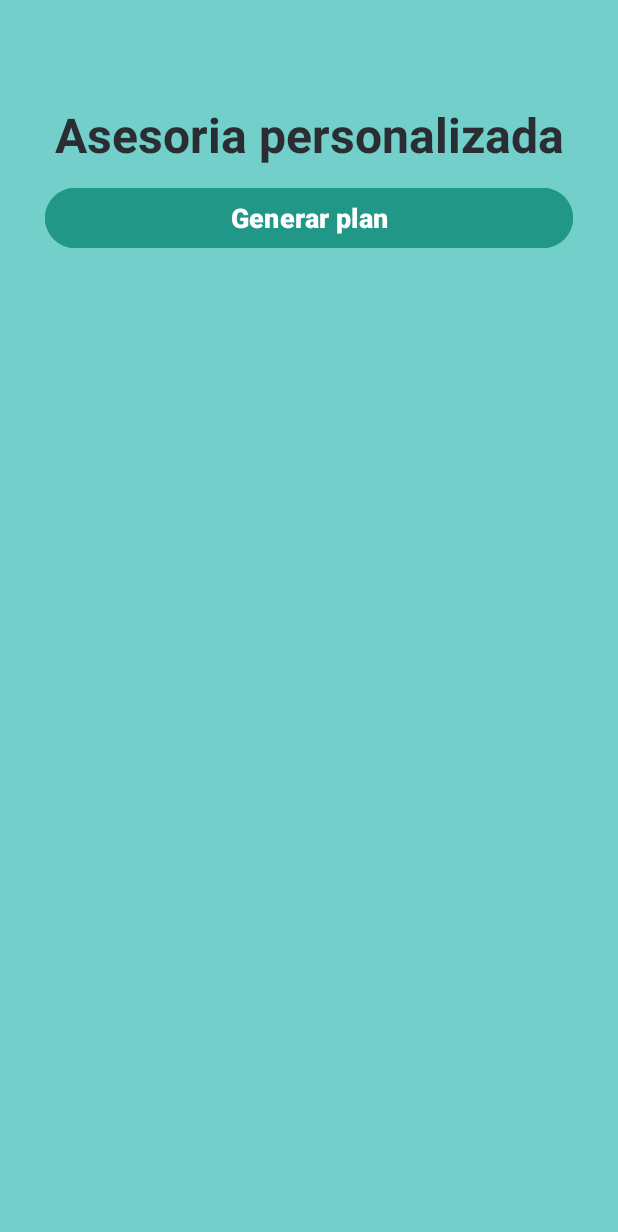
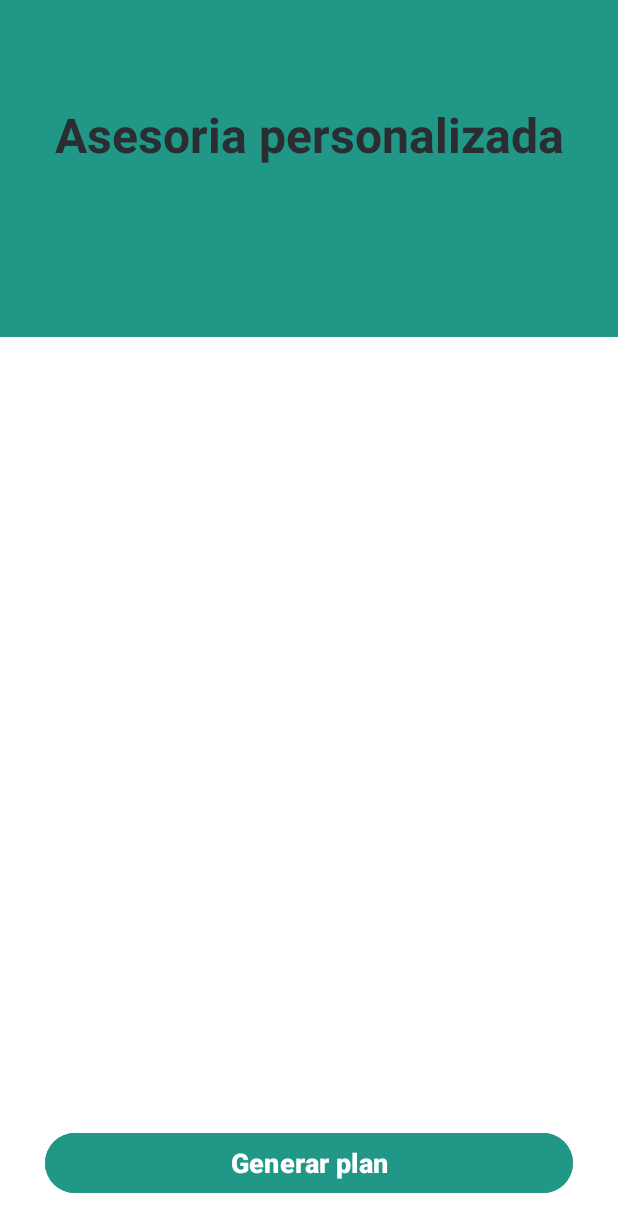
Before and after one commit to JuanJimenezIY/Tesis-Sensor_GPT-Android, an Android app: the PremiumActivity screen opened directly, with no data from a screen before it, on a phone screen of 412 x 824 dp. Shown: the top 1232 px of the screen. Run offline under Robolectric (Android 15) with nearby library versions, the light colour scheme and no system bars; libraries missing offline, so code that uses them is left out: com.aallam.openai; Roboto replaces fonts that are not available here.

Commit message:
fix interfaz: cambios de interfaz y botones al cargar , pesos actaulizados correctamente, arrelgos menores de color

```diff
--- a/EcuaFitTaller/app/src/main/java/com/jimenez/ecuafit/logic/UsuarioLogicDB.kt
+++ b/EcuaFitTaller/app/src/main/java/com/jimenez/ecuafit/logic/UsuarioLogicDB.kt
@@ -24,4 +24,6 @@ class UsuarioLogicDB {
 
     }
 
+
+
 }
--- a/EcuaFitTaller/app/src/main/java/com/jimenez/ecuafit/ui/activities/PesoActivity.kt
+++ b/EcuaFitTaller/app/src/main/java/com/jimenez/ecuafit/ui/activities/PesoActivity.kt
@@ -4,6 +4,7 @@ import android.annotation.SuppressLint
 import androidx.appcompat.app.AppCompatActivity
 import android.os.Bundle
 import android.text.Editable
+import android.util.Log
 import androidx.lifecycle.lifecycleScope
 import com.google.android.material.snackbar.Snackbar
 import com.jimenez.ecuafit.R
@@ -45,6 +46,7 @@ class PesoActivity : AppCompatActivity() {
     }
     fun recoverPeso(){
             binding.peso.text= Editable.Factory.getInstance().newEditable(usuario.peso[usuario.peso.size-1])
+        Log.d("Peso", usuario.peso.toString())
 
 
     }
@@ -56,5 +58,6 @@ class PesoActivity : AppCompatActivity() {
             withContext(Dispatchers.IO){
                 EcuaFit.getDbUsuarioInstance().usuarioDao().update(usuario.peso.plus(nuevoPeso))
             }
+
     }
 }
--- a/EcuaFitTaller/app/src/main/java/com/jimenez/ecuafit/ui/activities/PremiumActivity.kt
+++ b/EcuaFitTaller/app/src/main/java/com/jimenez/ecuafit/ui/activities/PremiumActivity.kt
@@ -109,11 +109,9 @@ class PremiumActivity : AppCompatActivity() {
 
                 ChatMessage(
                     role = ChatRole.Assistant,
-//                    content = "Dame recomedaciones bien detalldas dieta y ejercicios especificos para mejorar mi estado fisico actualmente mido "+
-//                          "  170 cm,peso 65kg,soy de genero masculino  y tengo 18"+
-//                              "de edad calcula mi requerimiento calorico diario con nivel de actividad fisica baja y dame recomendaciones"
+
                     content = "Dame recomedaciones bien detalldas de ejercicios especificos para mejorar mi estado fisico actualmente mido "
-                            + usuarioDB.altura + ",peso " + usuarioDB.peso[0] + ",soy de genero " + usuarioDB.genero + " y tengo " + usuarioDB.edad +
+                            + usuarioDB.altura + ",peso " + usuarioDB.peso!!.last().toDouble() + ",soy de genero " + usuarioDB.genero + " y tengo " + usuarioDB.edad +
                             " años de edad dame una rutina de ejrcicios  para la semana completa, no pongas simbolos raros como ## o  **, y divide cada dia de la "+
                             "semana claramente "
                 )
--- a/EcuaFitTaller/app/src/main/java/com/jimenez/ecuafit/ui/fragments/DiarioFragment.kt
+++ b/EcuaFitTaller/app/src/main/java/com/jimenez/ecuafit/ui/fragments/DiarioFragment.kt
@@ -74,11 +74,7 @@ class DiarioFragment : Fragment() {
         searchView = binding.searchComida
         //progressBar = binding.progressBar
         // Inflate the layout for this fragment
-        binding.agua.setOnClickListener {
-            val intent = Intent(requireContext(), AguaActivity::class.java)
-            startActivity(intent)
 
-        }
         return binding.root
     }
 
--- a/EcuaFitTaller/app/src/main/java/com/jimenez/ecuafit/ui/fragments/InicioFragment.kt
+++ b/EcuaFitTaller/app/src/main/java/com/jimenez/ecuafit/ui/fragments/InicioFragment.kt
@@ -22,6 +22,7 @@ import com.jimenez.ecuafit.data.entities.ComidaDB
 import com.jimenez.ecuafit.data.entities.UsuarioDB
 import com.jimenez.ecuafit.databinding.FragmentInicioBinding
 import com.jimenez.ecuafit.logic.ComidaLogicDB
+import com.jimenez.ecuafit.ui.activities.PesoActivity
 import com.jimenez.ecuafit.ui.activities.PremiumActivity
 import com.jimenez.ecuafit.ui.utilities.EcuaFit
 import kotlinx.coroutines.Dispatchers
@@ -144,6 +145,10 @@ class InicioFragment : Fragment() {
                 binding.inicioCalsConsu.text = "0"
             }
         }
+        binding.pesoCard.setOnClickListener {
+            val intent = Intent(requireContext(), PesoActivity::class.java)
+            startActivity(intent)
+        }
     }
 
 
--- a/EcuaFitTaller/app/src/main/res/layout/activity_details_comidas_items.xml
+++ b/EcuaFitTaller/app/src/main/res/layout/activity_details_comidas_items.xml
@@ -18,7 +18,6 @@
         android:layout_width="match_parent"
 
         android:layout_height="wrap_content"
-        android:textColor="@color/fondo_login"
         android:text="Información "
      />
 
--- a/EcuaFitTaller/app/src/main/res/layout/activity_ejercicios.xml
+++ b/EcuaFitTaller/app/src/main/res/layout/activity_ejercicios.xml
@@ -4,7 +4,7 @@
     xmlns:tools="http://schemas.android.com/tools"
     android:layout_width="match_parent"
     android:layout_height="match_parent"
-    android:background="@color/principal_color_ej"
+    android:background="@drawable/comida_backgorund"
     tools:context=".ui.activities.EjerciciosActivity">
 
 
--- a/EcuaFitTaller/app/src/main/res/layout/activity_premium.xml
+++ b/EcuaFitTaller/app/src/main/res/layout/activity_premium.xml
@@ -4,7 +4,7 @@
     xmlns:tools="http://schemas.android.com/tools"
     android:layout_width="match_parent"
     android:layout_height="match_parent"
-    android:background="@color/principal_color_ej"
+    android:background="@drawable/comida_backgorund"
     tools:context=".ui.activities.PremiumActivity">
 
     <androidx.constraintlayout.widget.ConstraintLayout
@@ -32,11 +32,13 @@
             android:layout_height="wrap_content"
             android:text="Generar plan"
             android:backgroundTint="@color/color_boton"
-            android:layout_marginTop="10dp"
+
             android:layout_marginHorizontal="30dp"
             app:layout_constraintEnd_toEndOf="parent"
             app:layout_constraintStart_toStartOf="parent"
-            app:layout_constraintTop_toBottomOf="@id/chat">
+            app:layout_constraintTop_toBottomOf="@id/scroll"
+            app:layout_constraintBottom_toBottomOf="parent"
+            >
 
         </Button>
 
@@ -49,10 +51,10 @@
             android:layout_marginHorizontal="20dp"
             app:layout_constraintBottom_toBottomOf="parent"
             app:layout_constraintEnd_toEndOf="parent"
-
+            android:layout_marginTop="110dp"
             app:layout_constraintStart_toStartOf="parent"
 
-            app:layout_constraintTop_toBottomOf="@+id/plan"
+            app:layout_constraintTop_toBottomOf="@+id/chat"
             app:layout_constraintVertical_bias="0.053">
 
             <TextView
@@ -72,11 +74,11 @@
             android:layout_marginHorizontal="20dp"
             android:layout_width="match_parent"
             android:layout_height="500dp"
-            android:layout_marginTop="20dp"
+            android:layout_marginTop="110dp"
             android:orientation="vertical"
             app:layout_constraintEnd_toEndOf="parent"
             app:layout_constraintStart_toStartOf="parent"
-            app:layout_constraintTop_toBottomOf="@+id/plan"
+            app:layout_constraintTop_toBottomOf="@+id/chat"
             android:textSize="48px"
 
 
@@ -94,19 +96,7 @@
 
         </LinearLayout>
 
-        <TextView
-            android:id="@+id/txt_face"
-            style="@style/textSubTitle"
-            android:layout_width="match_parent"
-            android:layout_height="wrap_content"
-            android:layout_marginHorizontal="20dp"
-            android:layout_marginTop="15dp"
-            android:gravity="center"
-            android:text=""
-            android:textSize="48dp"
-            app:layout_constraintEnd_toEndOf="parent"
-            app:layout_constraintStart_toStartOf="parent"
-            app:layout_constraintTop_toBottomOf="@id/scroll" />
+
 
 
 
```
Also changed, not shown: EcuaFitTaller/app/src/main/java/com/jimenez/ecuafit/ui/activities/AguaActivity.kt (+12 -4 lines), EcuaFitTaller/app/src/main/java/com/jimenez/ecuafit/ui/fragments/InformeFragment.kt (+5 -4 lines), EcuaFitTaller/app/src/main/res/layout/fragment_diario.xml (+7 -44 lines), EcuaFitTaller/app/src/main/res/layout/fragment_informe.xml (+13 -10 lines).
